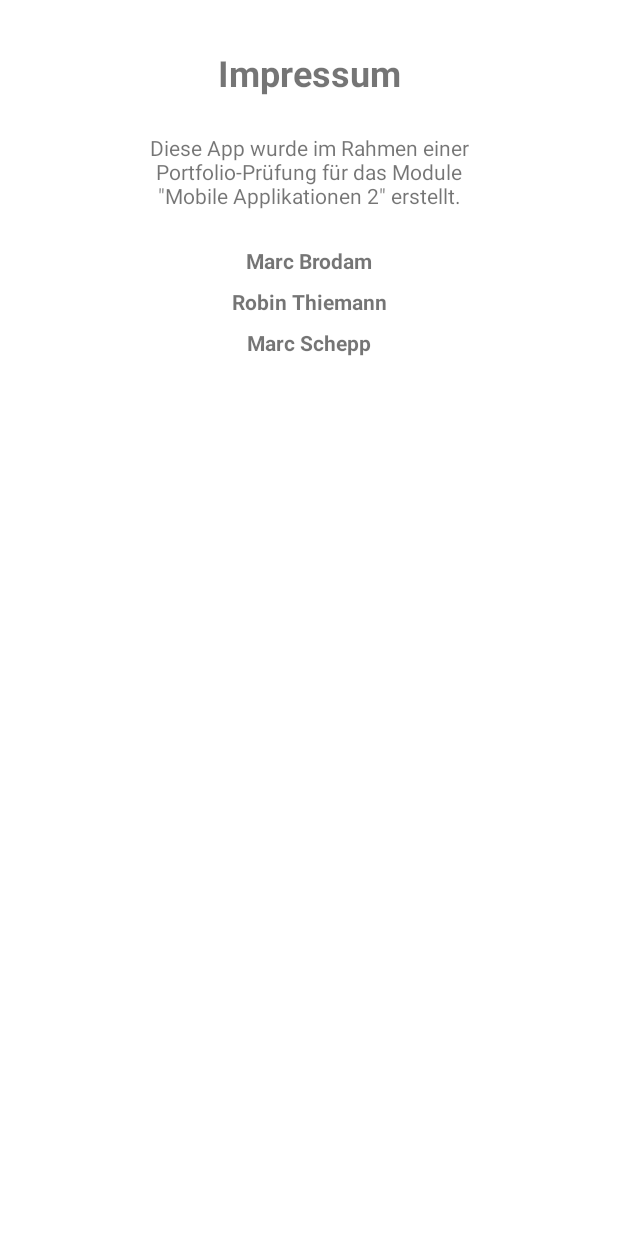
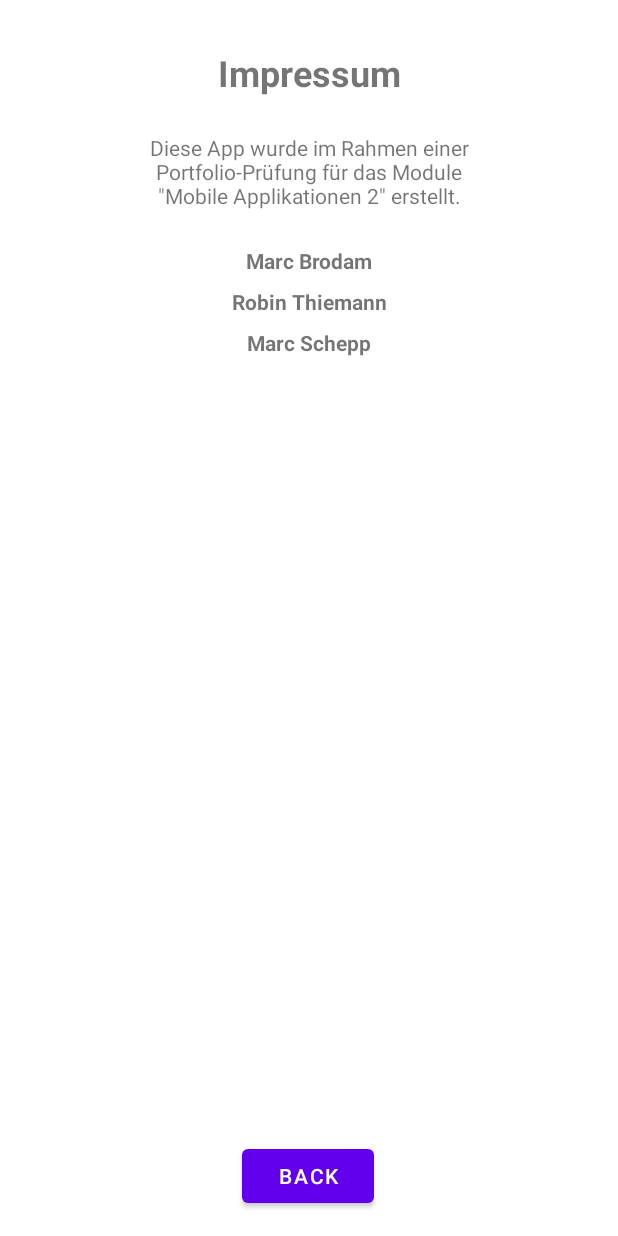
Before and after one commit to DHappMMR/Github_App, an Android app: the layout impressum.xml on its own in the app's theme, with its tools: preview values and no code run, on a phone screen of 412 x 824 dp. Run offline under Robolectric (Android 15) with nearby library versions, the phone set to English and light mode, and no system bars.

Commit message:
Made impressum.xml visible

```diff
--- a/app/src/main/AndroidManifest.xml
+++ b/app/src/main/AndroidManifest.xml
@@ -17,6 +17,7 @@
             </intent-filter>
         </activity>
         <activity android:name=".SingleStockOverview"/>
+        <activity android:name=".Impressum"/>
     </application>
 
 </manifest>
--- a/app/src/main/res/layout/committest.xml
+++ /dev/null
@@ -1,6 +0,0 @@
-<?xml version="1.0" encoding="utf-8"?>
-<androidx.constraintlayout.widget.ConstraintLayout
-    xmlns:android="http://schemas.android.com/apk/res/android" android:layout_width="match_parent"
-    android:layout_height="match_parent">
-
-</androidx.constraintlayout.widget.ConstraintLayout>
--- a/app/src/main/res/layout/impressum.xml
+++ b/app/src/main/res/layout/impressum.xml
@@ -61,4 +61,15 @@
         app:layout_constraintEnd_toEndOf="parent"
         app:layout_constraintStart_toStartOf="parent"
         app:layout_constraintTop_toBottomOf="@+id/Name2" />
+
+    <Button
+        android:id="@+id/backFromImpressum"
+        android:layout_width="wrap_content"
+        android:layout_height="wrap_content"
+        android:layout_marginBottom="16dp"
+        android:text="back"
+        app:layout_constraintBottom_toBottomOf="parent"
+        app:layout_constraintEnd_toEndOf="parent"
+        app:layout_constraintHorizontal_bias="0.498"
+        app:layout_constraintStart_toStartOf="parent" />
 </androidx.constraintlayout.widget.ConstraintLayout>
--- a/app/src/main/res/layout/test.xml
+++ /dev/null
@@ -1,6 +0,0 @@
-<?xml version="1.0" encoding="utf-8"?>
-<androidx.constraintlayout.widget.ConstraintLayout
-    xmlns:android="http://schemas.android.com/apk/res/android" android:layout_width="match_parent"
-    android:layout_height="match_parent">
-
-</androidx.constraintlayout.widget.ConstraintLayout>
```
Also changed, not shown: app/src/main/java/com/example/dhapp/Impressum.java (added, +25 -0 lines), app/src/main/java/com/example/dhapp/MainActivity.java (+18 -3 lines), app/src/main/res/layout/activity_main.xml (+10 -0 lines).
